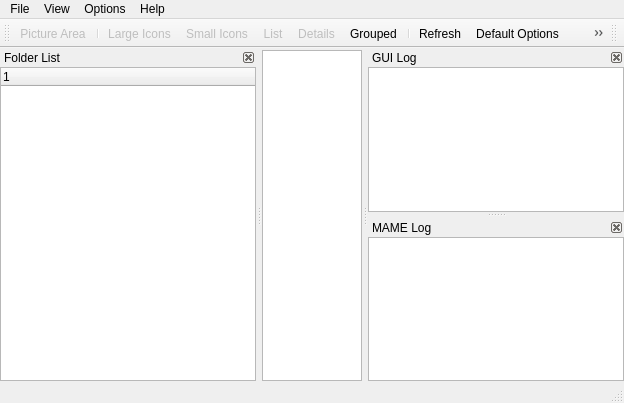
First picture: the form in trunk/mamep/qtui/mamepguimain.ui, repository svn2github/mameplus, before the edit.
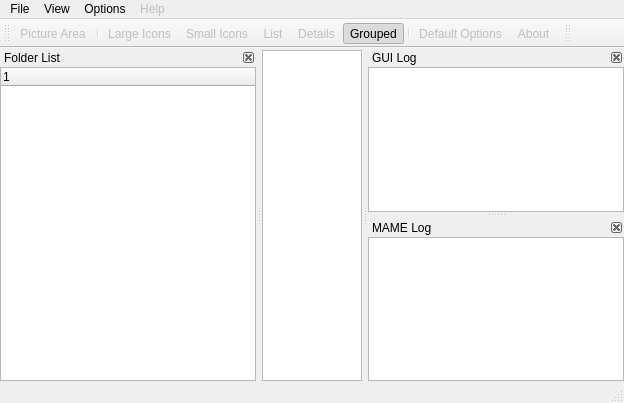
Second picture: the form after the edit. Icons and pictures are not drawn.

Diff of the .ui file:
```diff
--- a/trunk/mamep/qtui/mamepguimain.ui
+++ b/trunk/mamep/qtui/mamepguimain.ui
@@ -84,6 +84,9 @@
     <addaction name="actionDefaultOptions" />
    </widget>
    <widget class="QMenu" name="menuHelp" >
+    <property name="enabled" >
+     <bool>false</bool>
+    </property>
     <property name="title" >
      <string>Help</string>
     </property>
@@ -122,7 +125,6 @@
    <addaction name="actionDetails" />
    <addaction name="actionGrouped" />
    <addaction name="separator" />
-   <addaction name="actionRefresh" />
    <addaction name="actionDefaultOptions" />
    <addaction name="actionAbout" />
   </widget>
@@ -243,6 +245,9 @@
    </widget>
   </widget>
   <action name="actionDefaultOptions" >
+   <property name="enabled" >
+    <bool>false</bool>
+   </property>
    <property name="icon" >
     <iconset resource="mamepguimain.qrc" >:/res/32x32/applications-system.png</iconset>
    </property>
@@ -318,7 +323,7 @@
     <bool>true</bool>
    </property>
    <property name="checked" >
-    <bool>false</bool>
+    <bool>true</bool>
    </property>
    <property name="icon" >
     <iconset resource="mamepguimain.qrc" >:/res/mame32-view-group.png</iconset>
```
Left out of the diff: 2 changed lines with no effect on the pictures.
